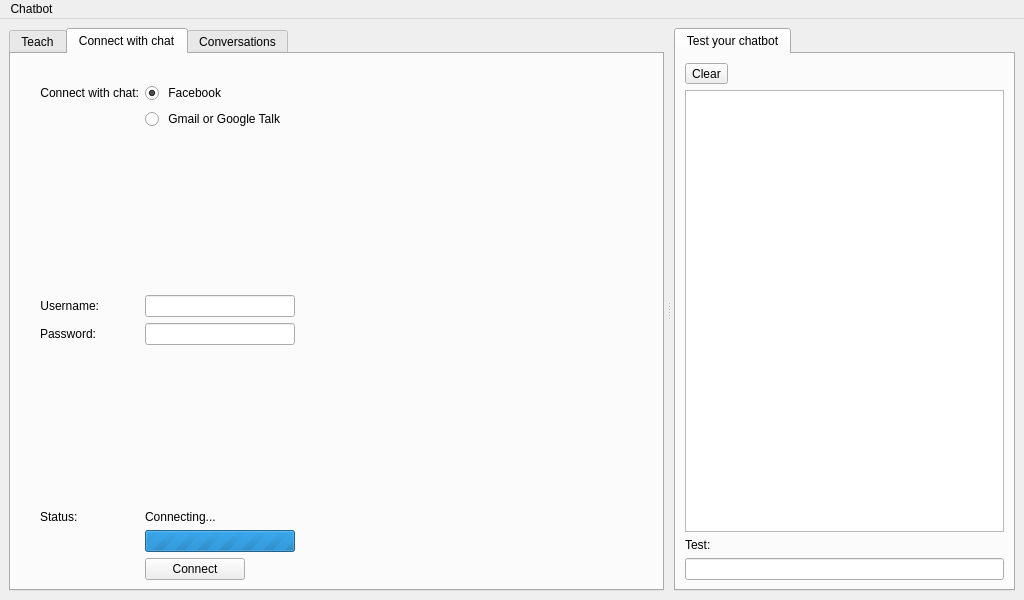
Before: the Qt Designer form src/main-project/front-end/mainwindow.ui in lvklabs/chatbot, drawn with Qt 5.
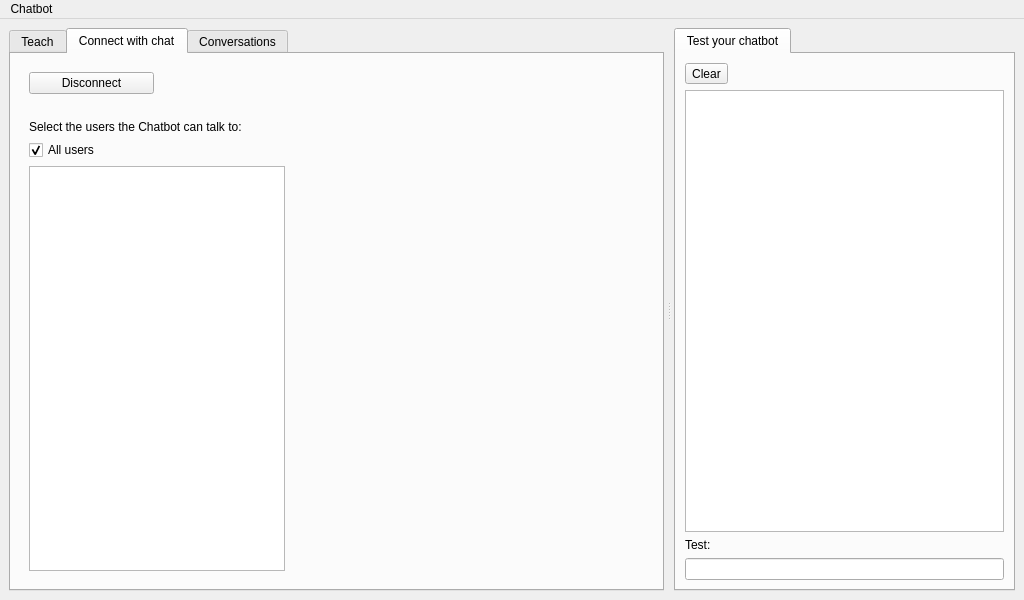
After: the same form once the commit is applied. The open tabs and pages were chosen to show the change. Icons and pictures are not drawn. Custom widgets are drawn as their Qt base class.

Commit message: Added a stack widget in the 'connect to chat' tab. Added new widget with a disconnect buton and a roster list

```diff
--- a/src/main-project/front-end/mainwindow.ui
+++ b/src/main-project/front-end/mainwindow.ui
@@ -270,6 +270,17 @@
         </attribute>
         <layout class="QGridLayout" name="gridLayout_8">
          <item row="0" column="1">
+          <widget class="QStackedWidget" name="connectToChatStackWidget">
+           <property name="enabled">
+            <bool>true</bool>
+           </property>
+           <property name="lineWidth">
+            <number>1</number>
+           </property>
+           <property name="currentIndex">
+            <number>1</number>
+           </property>
+           <widget class="QWidget" name="Page1">
           <layout class="QFormLayout" name="chatTabFormLayout">
            <property name="fieldGrowthPolicy">
             <enum>QFormLayout::AllNonFixedFieldsGrow</enum>
@@ -458,6 +469,88 @@
             </spacer>
            </item>
           </layout>
+           </widget>
+           <widget class="QWidget" name="page">
+            <layout class="QGridLayout" name="gridLayout_4">
+             <item row="0" column="0">
+              <layout class="QGridLayout" name="gridLayout_3">
+               <item row="0" column="0">
+                <widget class="QPushButton" name="disconnectButton">
+                 <property name="text">
+                  <string>Disconnect</string>
+                 </property>
+                </widget>
+               </item>
+               <item row="0" column="1" colspan="2">
+                <spacer name="horizontalSpacer">
+                 <property name="orientation">
+                  <enum>Qt::Horizontal</enum>
+                 </property>
+                 <property name="sizeHint" stdset="0">
+                  <size>
+                   <width>40</width>
+                   <height>20</height>
+                  </size>
+                 </property>
+                </spacer>
+               </item>
+               <item row="2" column="0" colspan="3">
+                <widget class="QLabel" name="selectUsersLabel">
+                 <property name="text">
+                  <string>Select the users the Chatbot can talk to:</string>
+                 </property>
+                </widget>
+               </item>
+               <item row="4" column="2">
+                <spacer name="horizontalSpacer_2">
+                 <property name="orientation">
+                  <enum>Qt::Horizontal</enum>
+                 </property>
+                 <property name="sizeHint" stdset="0">
+                  <size>
+                   <width>40</width>
+                   <height>20</height>
+                  </size>
+                 </property>
+                </spacer>
+               </item>
+               <item row="3" column="0" colspan="3">
+                <widget class="QCheckBox" name="allUsersCheckBox">
+                 <property name="text">
+                  <string>All users</string>
+                 </property>
+                 <property name="checked">
+                  <bool>true</bool>
+                 </property>
+                 <property name="tristate">
+                  <bool>true</bool>
+                 </property>
+                </widget>
+               </item>
+               <item row="1" column="0" colspan="3">
+                <spacer name="verticalSpacer_3">
+                 <property name="orientation">
+                  <enum>Qt::Vertical</enum>
+                 </property>
+                 <property name="sizeType">
+                  <enum>QSizePolicy::Fixed</enum>
+                 </property>
+                 <property name="sizeHint" stdset="0">
+                  <size>
+                   <width>20</width>
+                   <height>20</height>
+                  </size>
+                 </property>
+                </spacer>
+               </item>
+               <item row="4" column="0" colspan="2">
+                <widget class="QListWidget" name="rosterWidget"/>
+               </item>
+              </layout>
+             </item>
+            </layout>
+           </widget>
+          </widget>
          </item>
         </layout>
        </widget>
```
Left out of the diff: 4 changed lines with no effect on the pictures. Lines whose indentation alone changed are shown as unchanged. The commit also changes 5 other files.
